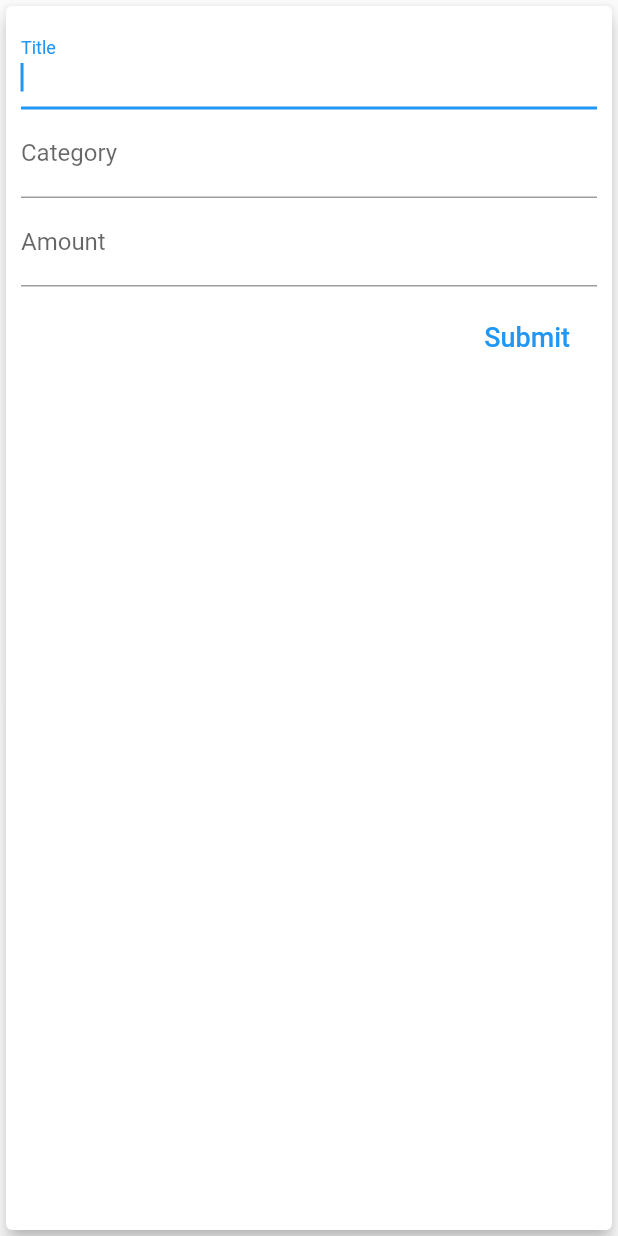
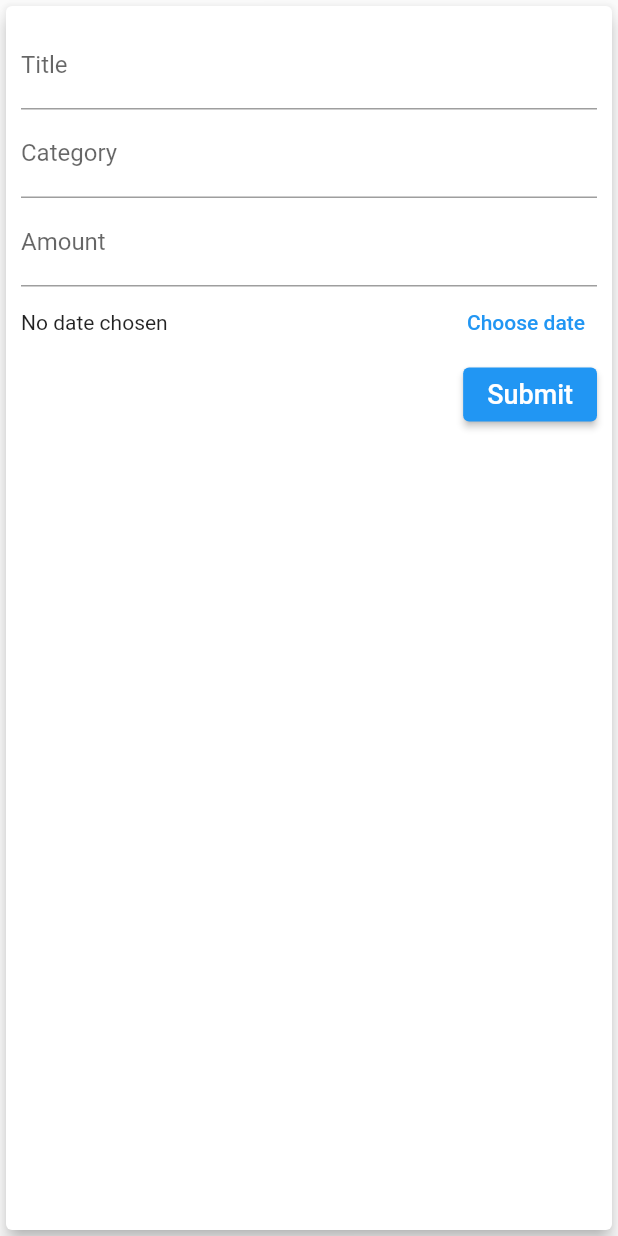
Before and after one commit to KevinBK1998/WalletTrack, a Flutter app: the NewTransaction widget shown alone on an empty page, opened directly with empty values, after a tap on "Submit", on a phone screen of 412 x 824 dp. Run offline on Flutter 3.47's test engine with Material 2 defaults, Android fonts, the phone set to English and light mode, and no system bars.

Commit message:
add delete and date picking

```diff
--- a/lib/widgets/new_transaction.dart
+++ b/lib/widgets/new_transaction.dart
@@ -1,4 +1,5 @@
 import 'package:flutter/material.dart';
+import 'package:intl/intl.dart';
 
 class NewTransaction extends StatefulWidget {
   final Function addTx;
@@ -11,11 +12,12 @@ class NewTransaction extends StatefulWidget {
 }
 
 class _NewTransactionState extends State<NewTransaction> {
-  final titleController = TextEditingController();
+  final _titleController = TextEditingController();
 
-  final amountController = TextEditingController();
+  final _amountController = TextEditingController();
 
-  final categoryController = TextEditingController();
+  final _categoryController = TextEditingController();
+  DateTime? _selectedDate;
 
   @override
   Widget build(BuildContext context) {
@@ -29,30 +31,42 @@ class _NewTransactionState extends State<NewTransaction> {
             TextField(
               decoration: InputDecoration(labelText: 'Title'),
               autocorrect: true,
-              autofocus: true,
-              controller: titleController,
+              controller: _titleController,
               onSubmitted: (_) => submitData(),
             ),
             TextField(
               decoration: InputDecoration(labelText: 'Category'),
               autocorrect: true,
-              controller: categoryController,
+              controller: _categoryController,
               onSubmitted: (_) => submitData(),
             ),
             TextField(
               decoration: InputDecoration(labelText: 'Amount'),
               keyboardType: TextInputType.number,
               onSubmitted: (_) => submitData(),
-              controller: amountController,
+              controller: _amountController,
+            ),
+            Row(
+              children: [
+                Expanded(
+                  child: Text(
+                    _selectedDate == null
+                        ? 'No date chosen'
+                        : 'Picked Date: ${DateFormat.yMd().format(_selectedDate!)}',
+                  ),
+                ),
+                TextButton(
+                    onPressed: () => _presentDatePicker(context),
+                    child: Text('Choose date')),
+              ],
             ),
             Container(
               alignment: Alignment.centerRight,
-              margin: EdgeInsets.all(10),
-              child: TextButton(
+              child: ElevatedButton(
                 onPressed: submitData,
                 child: const Text(
                   'Submit',
-                  style: TextStyle(color: Colors.blue, fontSize: 18),
+                  style: TextStyle(color: Colors.white, fontSize: 18),
                 ),
               ),
             ),
@@ -62,18 +76,37 @@ class _NewTransactionState extends State<NewTransaction> {
     );
   }
 
+  void _presentDatePicker(BuildContext context) {
+    showDatePicker(
+            context: context,
+            initialDate: DateTime.now(),
+            firstDate: DateTime(2022, 12),
+            lastDate: DateTime.now())
+        .then((pickedDate) {
+      if (pickedDate == null) {
+        return;
+      }
+      setState(() {
+        _selectedDate = pickedDate;
+      });
+    });
+  }
+
   void submitData() {
-    var enteredTitle = titleController.text;
-    var enteredCategory = categoryController.text;
-    var enteredAmount = double.parse(amountController.text);
-    print('$enteredTitle, $enteredCategory, $enteredAmount');
-    if (enteredTitle.isEmpty || enteredCategory.isEmpty || enteredAmount <= 0) {
+    var enteredTitle = _titleController.text;
+    var enteredCategory = _categoryController.text;
+    var enteredAmount = double.parse(_amountController.text);
+    print('$enteredTitle, $enteredCategory, $enteredAmount, $_selectedDate');
+    if (enteredTitle.isEmpty ||
+        enteredCategory.isEmpty ||
+        _selectedDate == null ||
+        enteredAmount <= 0) {
       return;
     }
     if (widget.isExpense) {
       enteredAmount = -enteredAmount;
     }
-    widget.addTx(enteredTitle, enteredCategory, enteredAmount);
+    widget.addTx(enteredTitle, enteredCategory, enteredAmount, _selectedDate);
     Navigator.of(context).pop();
   }
 }
```
Also changed, not shown: lib/main.dart (+7 -12 lines), lib/widgets/main_balance.dart (+10 -6 lines), lib/widgets/transaction_list.dart (+58 -14 lines).
